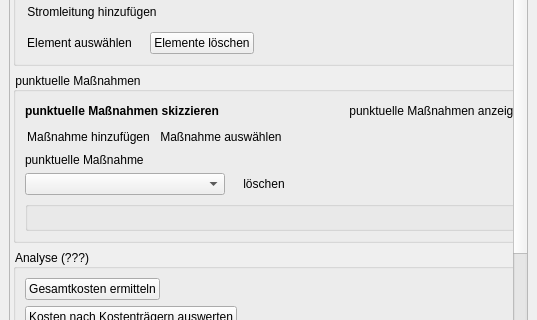
First picture: the form in projektcheck/ui/ProjektCheck_dockwidget_analysis_06-IFK.ui, repository projektcheck/ProjektCheck-QGIS, before the edit; both pictures show x 0 to 537 and y 257 to 577 of the 537 by 944 pixel window.
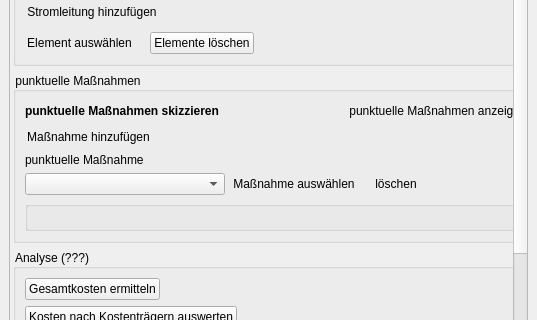
Second picture: the form after the edit. Icons and pictures are not drawn. Custom widgets are drawn as their Qt base class.

Commit message: infrastructure - fill points combo, (auto)select points

Patch:
```diff
--- a/projektcheck/ui/ProjektCheck_dockwidget_analysis_06-IFK.ui
+++ b/projektcheck/ui/ProjektCheck_dockwidget_analysis_06-IFK.ui
@@ -81,9 +81,9 @@
        <property name="geometry">
         <rect>
          <x>0</x>
-         <y>0</y>
-         <width>523</width>
-         <height>888</height>
+         <y>-104</y>
+         <width>510</width>
+         <height>1634</height>
         </rect>
        </property>
        <layout class="QVBoxLayout" name="verticalLayout_2">
@@ -768,42 +768,6 @@
                </property>
               </widget>
              </item>
-             <item>
-              <widget class="QPushButton" name="select_point_button">
-               <property name="sizePolicy">
-                <sizepolicy hsizetype="Fixed" vsizetype="Fixed">
-                 <horstretch>0</horstretch>
-                 <verstretch>0</verstretch>
-                </sizepolicy>
-               </property>
-               <property name="cursor">
-                <cursorShape>PointingHandCursor</cursorShape>
-               </property>
-               <property name="text">
-                <string>Maßnahme auswählen</string>
-               </property>
-               <property name="icon">
-                <iconset>
-                 <normaloff>../../images/iconset_mob/20190619_iconset_mob_select_11.png</normaloff>
-                 <normalon>../../images/iconset_mob/20190619_iconset_mob_select_21.png</normalon>../../images/iconset_mob/20190619_iconset_mob_select_11.png</iconset>
-               </property>
-               <property name="iconSize">
-                <size>
-                 <width>24</width>
-                 <height>24</height>
-                </size>
-               </property>
-               <property name="checkable">
-                <bool>true</bool>
-               </property>
-               <property name="autoExclusive">
-                <bool>true</bool>
-               </property>
-               <property name="flat">
-                <bool>true</bool>
-               </property>
-              </widget>
-             </item>
              <item>
               <spacer name="horizontalSpacer_8">
                <property name="orientation">
@@ -838,6 +802,42 @@
                </property>
               </widget>
              </item>
+             <item>
+              <widget class="QPushButton" name="select_point_button">
+               <property name="sizePolicy">
+                <sizepolicy hsizetype="Fixed" vsizetype="Fixed">
+                 <horstretch>0</horstretch>
+                 <verstretch>0</verstretch>
+                </sizepolicy>
+               </property>
+               <property name="cursor">
+                <cursorShape>PointingHandCursor</cursorShape>
+               </property>
+               <property name="text">
+                <string>Maßnahme auswählen</string>
+               </property>
+               <property name="icon">
+                <iconset>
+                 <normaloff>../../images/iconset_mob/20190619_iconset_mob_select_11.png</normaloff>
+                 <normalon>../../images/iconset_mob/20190619_iconset_mob_select_21.png</normalon>../../images/iconset_mob/20190619_iconset_mob_select_11.png</iconset>
+               </property>
+               <property name="iconSize">
+                <size>
+                 <width>24</width>
+                 <height>24</height>
+                </size>
+               </property>
+               <property name="checkable">
+                <bool>true</bool>
+               </property>
+               <property name="autoExclusive">
+                <bool>true</bool>
+               </property>
+               <property name="flat">
+                <bool>true</bool>
+               </property>
+              </widget>
+             </item>
              <item>
               <spacer name="horizontalSpacer_6">
                <property name="orientation">
```
Left out of the diff: 4 changed lines with no effect on the pictures. The commit also changes 2 other files.
